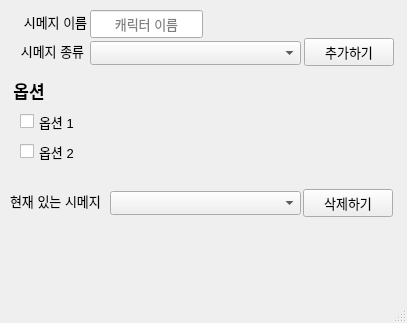
Before: the Qt Designer form widget_resource/mainwindow.ui in JeonHyeongJunKW/shimeji-secretary, drawn with Qt 5.
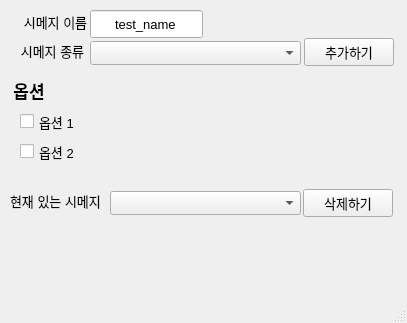
After: the same form once the commit is applied.

Patch:
```diff
--- a/widget_resource/mainwindow.ui
+++ b/widget_resource/mainwindow.ui
@@ -180,7 +180,7 @@
      </rect>
     </property>
     <property name="text">
-     <string/>
+     <string>test_name</string>
     </property>
     <property name="alignment">
      <set>Qt::AlignCenter</set>
```
